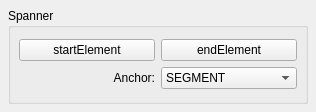
Above: mscore/mscore/spanner.ui from musescore/musescore-old before the change. Below: the same form after it.
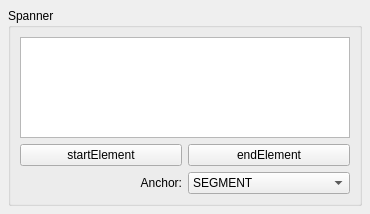
That is the form after the change.

```diff
--- a/mscore/mscore/spanner.ui
+++ b/mscore/mscore/spanner.ui
@@ -6,8 +6,8 @@
    <rect>
     <x>0</x>
     <y>0</y>
-    <width>316</width>
-    <height>112</height>
+    <width>370</width>
+    <height>214</height>
    </rect>
   </property>
   <property name="windowTitle">
@@ -28,13 +28,10 @@
      <property name="flat">
       <bool>false</bool>
      </property>
-     <layout class="QVBoxLayout">
-      <property name="spacing">
-       <number>6</number>
-      </property>
-      <property name="margin">
-       <number>8</number>
-      </property>
+     <layout class="QVBoxLayout" name="verticalLayout">
+      <item>
+       <widget class="QListWidget" name="segments"/>
+      </item>
       <item>
        <layout class="QGridLayout" name="gridLayout">
         <property name="topMargin">
```
